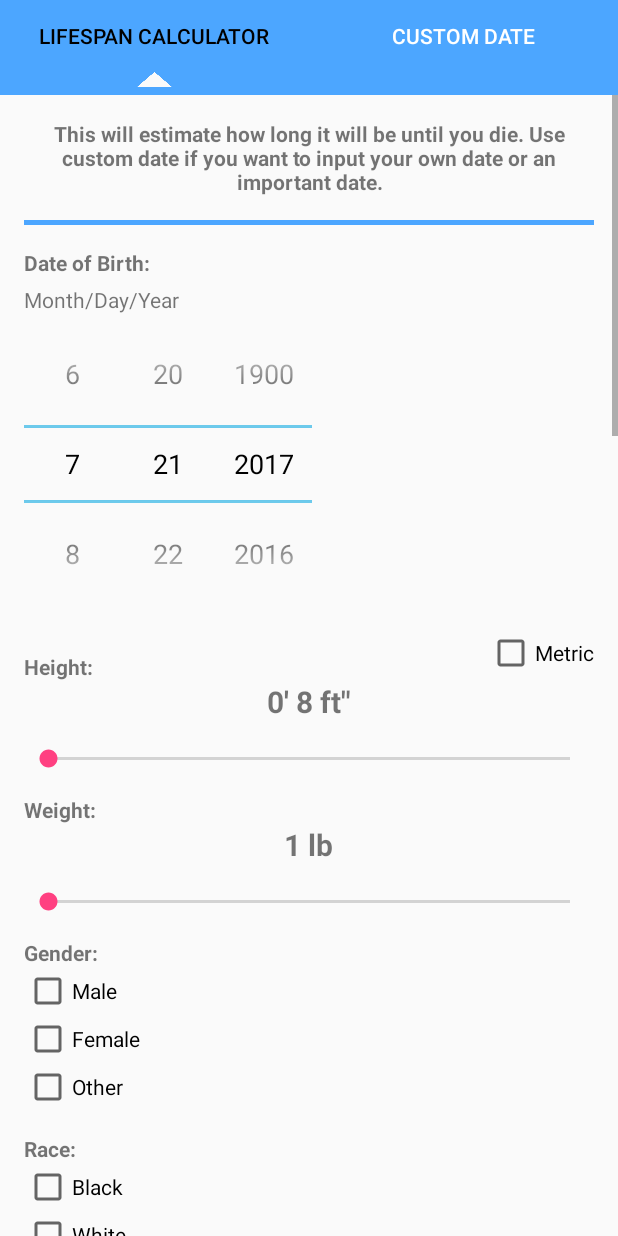
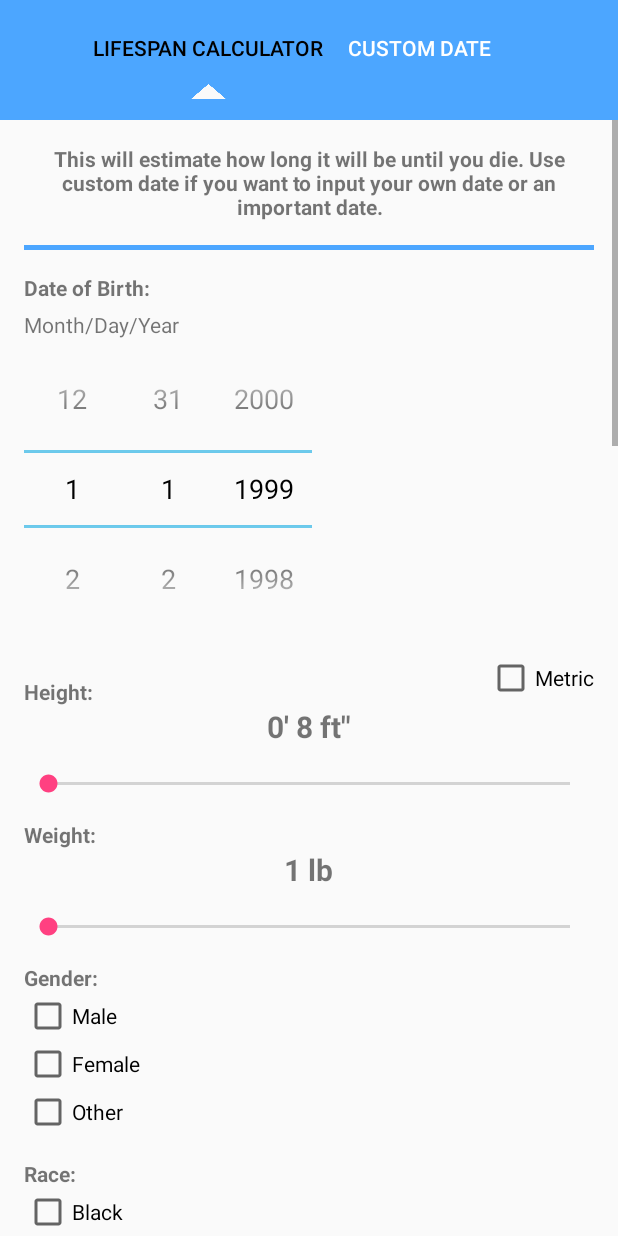
Before and after one commit to appgawd/LivLife, an Android app: the screen it shows after launch (LifespanCalculator), after a tap on "SET TIME FOR COUNTDOWN", on a phone screen of 412 x 824 dp. Run offline under Robolectric (Android 15) with nearby library versions, the phone set to English and light mode, and no system bars; our stand-ins replace AdMob.

Commit message:
Done Boi

```diff
--- a/app/src/main/java/com/bytefruit/patri/carpediem/MainActivity.java
+++ b/app/src/main/java/com/bytefruit/patri/carpediem/MainActivity.java
@@ -64,7 +64,7 @@ public class MainActivity extends AppCompatActivity implements View.OnClickListe
         quoteText.setTypeface(roboto);
         //setFont(countdownFont, quoteText, this);
 
-        //runAds();
+        runAds();
 
         //startButtonListeners();
 
--- a/app/src/main/java/com/bytefruit/patri/carpediem/Utilities.java
+++ b/app/src/main/java/com/bytefruit/patri/carpediem/Utilities.java
@@ -99,9 +99,9 @@ public class Utilities {
         datePickerDays.setWrapSelectorWheel(true);
         datePickerYears.setWrapSelectorWheel(true);
 
-        datePickerMonths.setValue(thisMonth-1);
-        datePickerDays.setValue(thisDay-1);
-        //datePickerYears.setValue(-1);
+        datePickerMonths.setValue(0);
+        datePickerDays.setValue(0);
+        datePickerYears.setValue(18);
 
         //Set a value change listener for NumberPicker
         datePickerYears.setOnValueChangedListener(new NumberPicker.OnValueChangeListener() {
--- a/app/src/main/res/layout/activity_lifespan_calculator.xml
+++ b/app/src/main/res/layout/activity_lifespan_calculator.xml
@@ -6,21 +6,32 @@
     android:layout_width="match_parent"
     android:layout_height="wrap_content">
 
-    <LinearLayout
+    <RelativeLayout
         android:id="@+id/background_image"
         android:layout_width="match_parent"
-        android:layout_height="wrap_content"
+        android:layout_height="80dp"
         android:orientation="horizontal"
-        android:layout_alignParentLeft="true"
-        android:layout_alignParentStart="true"
         android:background="@color/main_cyan">
 
+        <RelativeLayout
+            android:layout_width="match_parent"
+            android:layout_height="wrap_content"
+            android:layout_centerInParent="true">
+
+            <View
+                android:layout_centerInParent="true"
+                android:layout_width="0dp"
+                android:layout_marginLeft="-10dp"
+                android:layout_marginRight="25dp"
+                android:layout_height="wrap_content"
+                android:id="@+id/divider"/>
+
         <LinearLayout xmlns:android="http://schemas.android.com/apk/res/android"
-            android:layout_weight="1"
-            android:layout_width="0dp"
             android:layout_height="match_parent"
+            android:layout_width="wrap_content"
             android:orientation="vertical"
-            android:gravity="center">
+            android:gravity="center"
+            android:layout_toLeftOf="@id/divider">
 
             <Button android:id="@+id/calculator_button"
                 android:layout_width="wrap_content"
@@ -41,23 +52,29 @@
         </LinearLayout>
 
         <LinearLayout
-            android:layout_weight="1"
-            android:layout_width="0dp"
+            android:layout_width="wrap_content"
             android:layout_height="match_parent"
-            android:orientation="horizontal"
-            android:gravity="center">
+            android:orientation="vertical"
+            android:gravity="center"
+            android:layout_toRightOf="@id/divider"
+            android:layout_centerVertical="true">
 
             <Button android:id="@+id/custom_button"
                 android:layout_width="wrap_content"
                 android:layout_height="wrap_content"
                 android:background="@android:color/transparent"
                 android:text="@string/custom_time"
-                android:layout_gravity="center_horizontal"
                 android:onClick="onClick"
                 android:textColor="#ffffff"/>
 
+            <View
+                android:layout_width="23dp"
+                android:layout_height="15dp"
+                android:paddingBottom="5dp" />
+
         </LinearLayout>
-    </LinearLayout>
+        </RelativeLayout>
+    </RelativeLayout>
 
     <ScrollView
         android:layout_width="match_parent"
@@ -475,10 +492,10 @@
                 android:text="In general, how healthy are you?"/>
 
             <CheckBox
-                android:id="@+id/health_very"
+                android:id="@+id/health_unhealthy"
                 android:layout_width="wrap_content"
                 android:layout_height="wrap_content"
-                android:text="Very"
+                android:text="Unhealthy"
                 android:onClick="onCheckBoxClicked"/>
 
             <CheckBox
@@ -489,10 +506,10 @@
                 android:onClick="onCheckBoxClicked"/>
 
             <CheckBox
-                android:id="@+id/health_unhealthy"
+                android:id="@+id/health_very"
                 android:layout_width="wrap_content"
                 android:layout_height="wrap_content"
-                android:text="Unhealthy"
+                android:text="Very"
                 android:onClick="onCheckBoxClicked"/>
 
             <TextView
@@ -503,10 +520,10 @@
                 android:text="Which describes your general outlook on life?"/>
 
             <CheckBox
-                android:id="@+id/outlook_optimistic"
+                android:id="@+id/outlook_pessimistic"
                 android:layout_width="wrap_content"
                 android:layout_height="wrap_content"
-                android:text="Optimistic"
+                android:text="Pessimistic"
                 android:onClick="onCheckBoxClicked"/>
 
             <CheckBox
@@ -517,10 +534,10 @@
                 android:onClick="onCheckBoxClicked"/>
 
             <CheckBox
-                android:id="@+id/outlook_pessimistic"
+                android:id="@+id/outlook_optimistic"
                 android:layout_width="wrap_content"
                 android:layout_height="wrap_content"
-                android:text="Pessimistic"
+                android:text="Optimistic"
                 android:onClick="onCheckBoxClicked"/>
 
             <TextView
@@ -531,10 +548,10 @@
                 android:text="How much alcohol do you drink?"/>
 
             <CheckBox
-                android:id="@+id/alcohol_little"
+                android:id="@+id/alcohol_alot"
                 android:layout_width="wrap_content"
                 android:layout_height="wrap_content"
-                android:text="Little to none"
+                android:text="Alot"
                 android:onClick="onCheckBoxClicked"/>
 
             <CheckBox
@@ -545,10 +562,10 @@
                 android:onClick="onCheckBoxClicked"/>
 
             <CheckBox
-                android:id="@+id/alcohol_alot"
+                android:id="@+id/alcohol_little"
                 android:layout_width="wrap_content"
                 android:layout_height="wrap_content"
-                android:text="Alot"
+                android:text="Little to none"
                 android:onClick="onCheckBoxClicked"/>
 
             <TextView
```
Also changed, not shown: app/src/main/res/layout/activity_custom_time.xml (+32 -16 lines).
